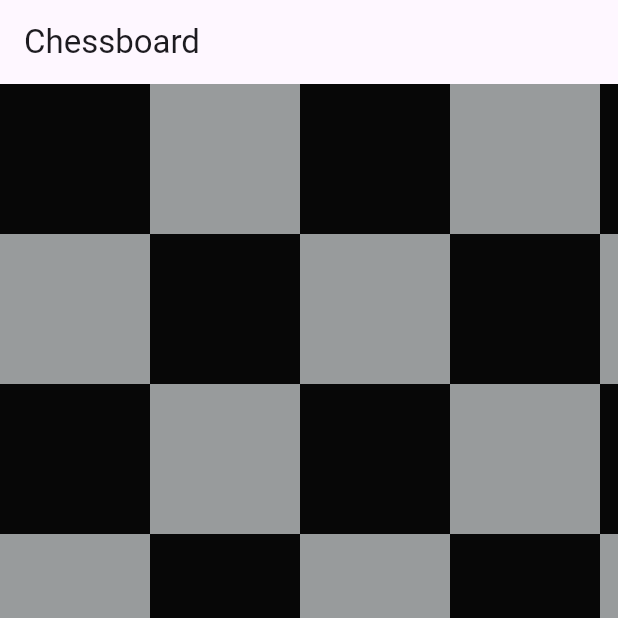
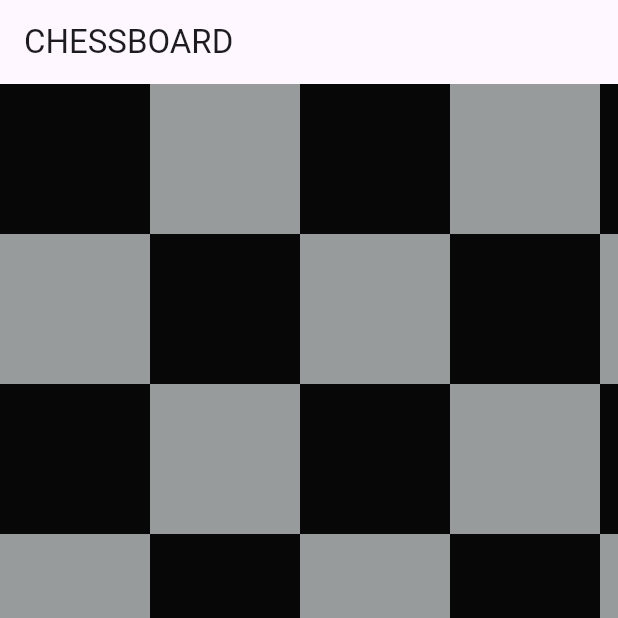
Before and after one commit to aleena02122002/Ch, a Flutter app: the screen it shows after launch, on a phone screen of 412 x 824 dp, the top half of it. Run offline on Flutter 3.47's test engine with Material 3 defaults, Android fonts, the phone set to English and light mode, and no system bars.

Commit message:
Chessboard design

```diff
--- a/chess/lib/main.dart
+++ b/chess/lib/main.dart
@@ -11,7 +11,9 @@ class MyApp extends StatelessWidget {
   Widget build(BuildContext context) {
     return MaterialApp(
       home: Scaffold(
-        appBar: AppBar(title: const Text("Chessboard")),
+        appBar: AppBar(
+          title: const Text("CHESSBOARD"),
+        ),
         body: Center(
           child: SingleChildScrollView(
             scrollDirection: Axis.horizontal,
```
